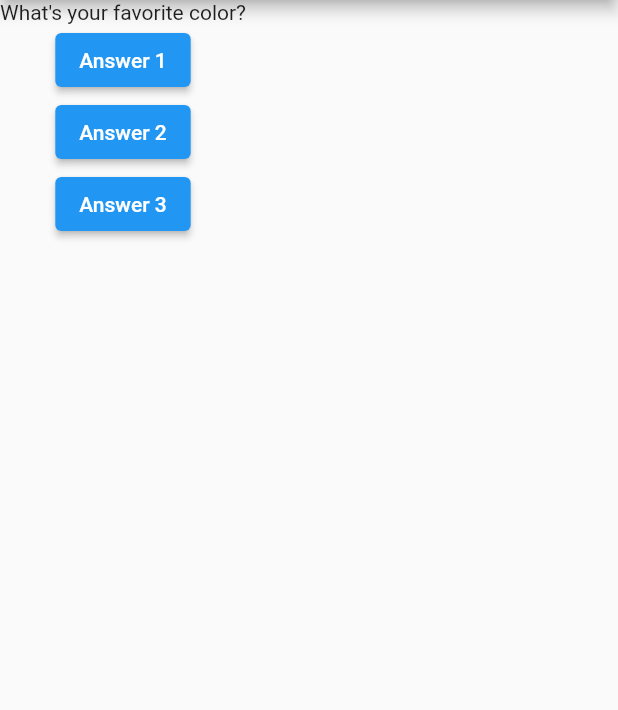
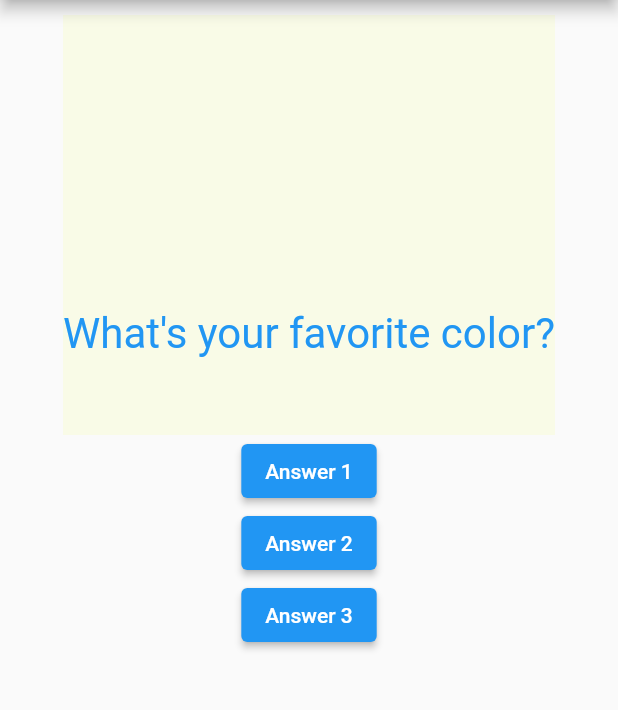
Before and after one commit to mubinbin/flutter-question-quiz, a Flutter app: the screen it shows after launch, on a phone screen of 412 x 824 dp, the part 84-794 px from its top. Run offline on Flutter 3.47's test engine with Material 2 defaults, Android fonts, the phone set to English and light mode, and no system bars.

Commit message:
added styling for Question widget

```diff
--- a/lib/question.dart
+++ b/lib/question.dart
@@ -5,6 +5,19 @@ class Question extends StatelessWidget {
   const Question(this._question, Key? key) : super(key: key);
   @override
   Widget build(BuildContext context) {
-    return Text(_question);
+    return Container(
+      width: double.infinity,
+      margin: const EdgeInsets.only(top: 10),
+      child: Text(
+        _question,
+        style: TextStyle(
+          fontSize: 28,
+          backgroundColor: Colors.lime[50],
+          color: Colors.blue,
+          height: 10,
+        ),
+        textAlign: TextAlign.center,
+      ),
+    );
   }
 }
```
